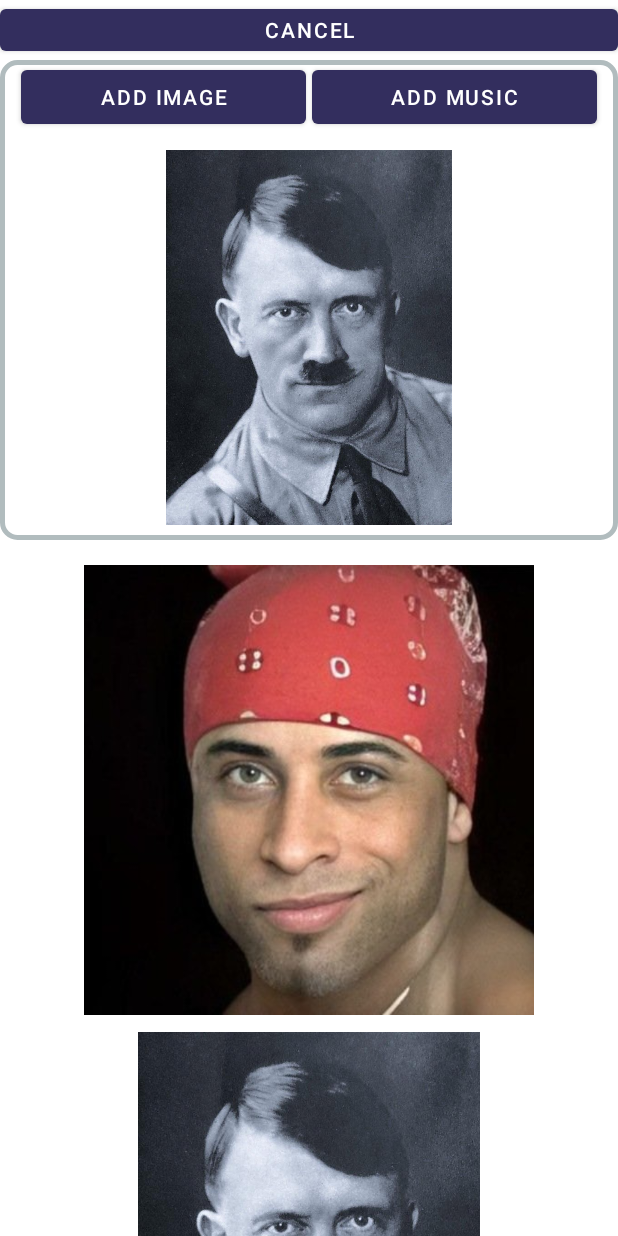
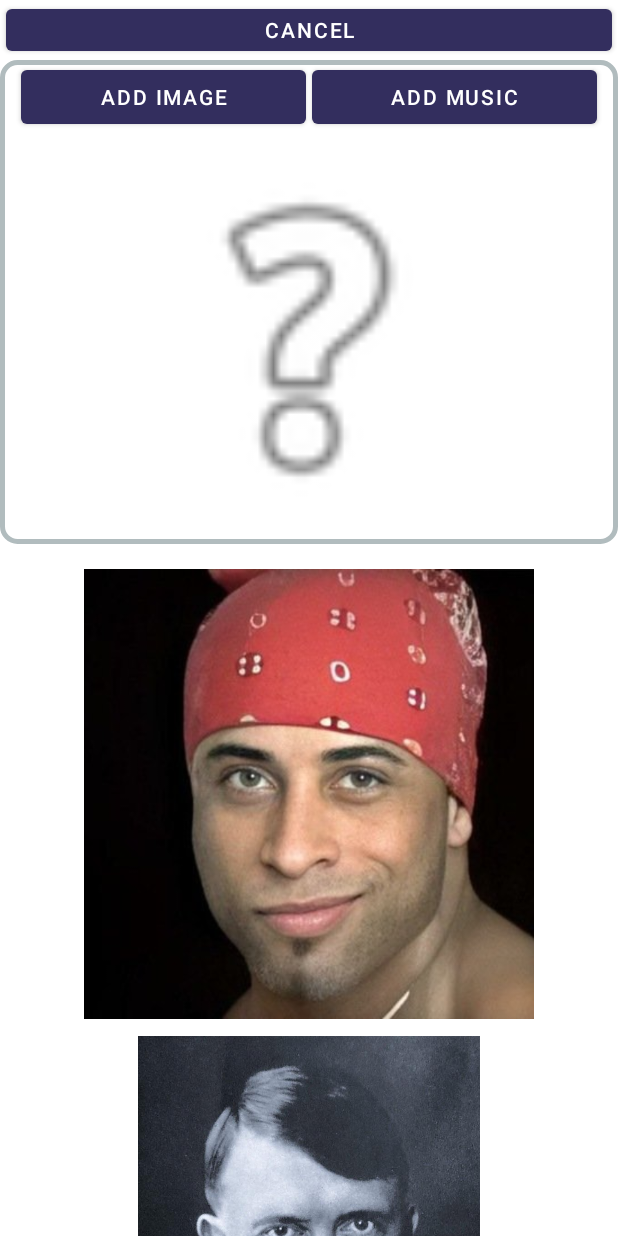
Before and after one commit to Iv4nKek/C4lculator, an Android app: the fragment Galery shown on its own in the app's theme, after a tap on "ADD", on a phone screen of 412 x 824 dp. Run offline under Robolectric (Android 15) with nearby library versions, the light colour scheme and no system bars; 2 statements that could not run were skipped.

Commit message:
fixed galery

```diff
--- a/app/src/main/res/layout/activity_galery.xml
+++ b/app/src/main/res/layout/activity_galery.xml
@@ -40,6 +40,8 @@
         android:id="@+id/add"
         android:layout_width="0dp"
         android:layout_height="40dp"
+        android:layout_marginStart="4dp"
+        android:layout_marginEnd="4dp"
         android:text="Add"
         app:layout_constraintEnd_toEndOf="parent"
         app:layout_constraintHorizontal_bias="0.498"
@@ -69,7 +71,6 @@
             android:id="@+id/linearLayout4"
             android:layout_width="match_parent"
             android:layout_height="0dp"
-            android:layout_marginTop="5dp"
             android:layout_weight="1">
 
 
@@ -81,16 +82,11 @@
                     android:id="@+id/imageLayout"
                     android:layout_width="match_parent"
                     android:layout_height="wrap_content"
+                    android:layout_marginTop="5dp"
                     android:foregroundGravity="center"
                     android:gravity="center"
                     android:orientation="vertical">
                     <!-- Content here -->
-
-                    <LinearLayout
-                        android:layout_width="match_parent"
-                        android:layout_height="match_parent"
-                        android:gravity="center"
-                        android:orientation="vertical">
 
                     <ImageView
                         android:id="@+id/imageView7"
@@ -99,8 +95,6 @@
                         android:layout_marginTop="5pt"
                         android:foregroundGravity="clip_horizontal|center"
                         app:srcCompat="@drawable/ricardo" />
-
-                    </LinearLayout>
 
                     <ImageView
                         android:id="@+id/imageView8"
--- a/app/src/main/res/layout/fragment_add_image.xml
+++ b/app/src/main/res/layout/fragment_add_image.xml
@@ -81,8 +81,7 @@
             android:layout_marginBottom="10dp"
             android:layout_weight="1"
             android:background="#00FFFFFF"
-            android:src="@drawable/hitler"
-            app:srcCompat="@drawable/hitler" />
+            app:srcCompat="@android:drawable/ic_menu_help" />
 
     </LinearLayout>
 
```
Also changed, not shown: app/src/main/java/com/example/myapplication/Galery.java (+42 -1 lines). Lines whose indentation alone changed are shown as unchanged.
